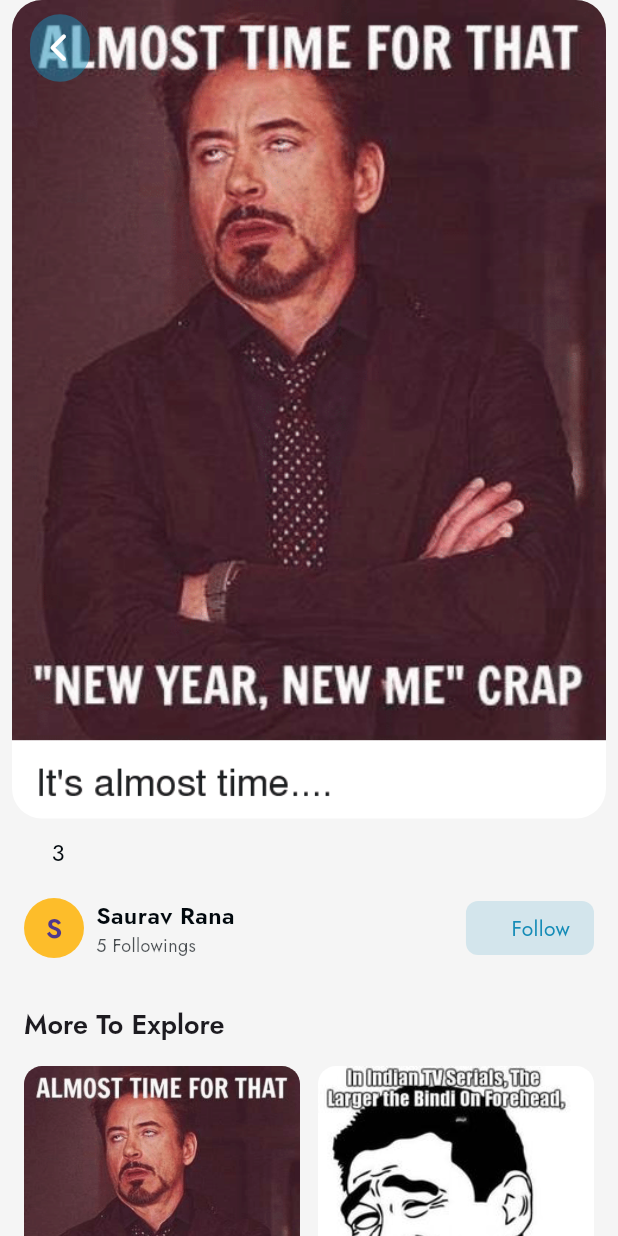
After one commit to Saurav-Rana-June/pub-meme, a Flutter app: the PostDetailScreen screen opened by its route, on a phone screen of 412 x 824 dp. The commit adds this screen. Run offline on Flutter 3.47's test engine with Material 3 defaults, Android fonts, the phone set to English and light mode, and no system bars; our stand-ins replace flutter_svg, get, google_fonts.

Commit message:
Upated Profile Screen and created post details screen

```diff
--- a/lib/infrastructure/navigation/bindings/controllers/controllers_bindings.dart
+++ b/lib/infrastructure/navigation/bindings/controllers/controllers_bindings.dart
@@ -1,4 +1,5 @@
 export 'package:pub_meme/infrastructure/navigation/bindings/controllers/home.controller.binding.dart';
 export 'package:pub_meme/infrastructure/navigation/bindings/controllers/landing.controller.binding.dart';
 export 'package:pub_meme/infrastructure/navigation/bindings/controllers/login.controller.binding.dart';
+export 'package:pub_meme/infrastructure/navigation/bindings/controllers/post_detail.controller.binding.dart';
 export 'package:pub_meme/infrastructure/navigation/bindings/controllers/profile.controller.binding.dart';
--- /dev/null
+++ b/lib/infrastructure/navigation/bindings/controllers/post_detail.controller.binding.dart
@@ -0,0 +1,12 @@
+import 'package:get/get.dart';
+
+import '../../../../presentation/postDetail/controllers/post_detail.controller.dart';
+
+class PostDetailControllerBinding extends Bindings {
+  @override
+  void dependencies() {
+    Get.lazyPut<PostDetailController>(
+      () => PostDetailController(),
+    );
+  }
+}
--- a/lib/infrastructure/navigation/navigation.dart
+++ b/lib/infrastructure/navigation/navigation.dart
@@ -46,5 +46,10 @@ class Nav {
       page: () => const ProfileScreen(),
       binding: ProfileControllerBinding(),
     ),
+    GetPage(
+      name: Routes.POST_DETAIL,
+      page: () => const PostDetailScreen(),
+      binding: PostDetailControllerBinding(),
+    ),
   ];
 }
--- a/lib/infrastructure/navigation/routes.dart
+++ b/lib/infrastructure/navigation/routes.dart
@@ -8,4 +8,5 @@ class Routes {
   static const LANDING = '/landing';
   static const LOGIN = '/login';
   static const PROFILE = '/profile';
+  static const POST_DETAIL = '/post-detail';
 }
--- a/lib/infrastructure/theme/icons.dart
+++ b/lib/infrastructure/theme/icons.dart
@@ -5,3 +5,7 @@ String plus = '\u{2b}';
 String user = '\u{f007}';
 String share_nodes = '\u{f1e0}';
 String circle_ellipsis_vertical = '\u{e10b}';
+String heart = '\u{f004}';
+String comment = '\u{f075}';
+String user_plus = '\u{f234}';
+String chevron_left = '\u{f053}';
--- a/lib/presentation/home/controllers/home.controller.dart
+++ b/lib/presentation/home/controllers/home.controller.dart
@@ -2,6 +2,8 @@ import 'package:get/get.dart';
 import 'package:pub_meme/data/models/categories.model.dart';
 
 class HomeController extends GetxController {
+  RxBool isLiked = false.obs;
+
   RxInt selectedCategoriesId = 1.obs;
 
   RxList<CategoryModel> categories =
--- a/lib/presentation/home/home.screen.dart
+++ b/lib/presentation/home/home.screen.dart
@@ -5,6 +5,7 @@ import 'package:get/get.dart';
 import 'package:pub_meme/data/enums/spacing_enum.dart';
 import 'package:pub_meme/data/extensions/spacing_extension.dart';
 import 'package:pub_meme/data/models/categories.model.dart';
+import 'package:pub_meme/infrastructure/navigation/routes.dart';
 import 'package:pub_meme/infrastructure/theme/theme.dart';
 
 import 'controllers/home.controller.dart';
@@ -57,9 +58,26 @@ class HomeScreen extends GetView<HomeController> {
                 crossAxisSpacing: 12,
                 childCount: images.length,
                 itemBuilder: (context, index) {
-                  return ClipRRect(
-                    borderRadius: BorderRadius.circular(12),
-                    child: Image.asset(images[index], fit: BoxFit.cover),
+                  return GestureDetector(
+                    onLongPress: () {
+                      controller.isLiked.value = !controller.isLiked.value;
+                    },
+                    onTap: () {
+                      Get.toNamed(Routes.POST_DETAIL);
+                    },
+                    child: Stack(
+                      alignment: Alignment.bottomLeft,
+                      children: [
+                        ClipRRect(
+                          borderRadius: BorderRadius.circular(12),
+                          child: Image.asset(images[index], fit: BoxFit.cover),
+                        ),
+                        // Image.asset(
+                        //   "assets/gifs/like.gif",
+                        //   height: 45,
+                        // ),
+                      ],
+                    ),
                   );
                 },
               ),
--- /dev/null
+++ b/lib/presentation/postDetail/controllers/post_detail.controller.dart
@@ -0,0 +1,49 @@
+import 'package:flutter/material.dart';
+import 'package:get/get.dart';
+
+class PostDetailController extends GetxController {
+  final scrollController = ScrollController();
+  RxBool showPostDetailsSection = true.obs;
+
+  final List<String> images = [
+    'assets/images/meme-1.png',
+    'assets/images/meme-2.jpg',
+    'assets/images/meme-3.jpg',
+    'assets/images/meme-4.jpg',
+    'assets/images/meme-5.png',
+    'assets/images/meme-6.jpeg',
+    'assets/images/meme-7.jpg',
+    'assets/images/meme-8.jpg',
+    'assets/images/meme-1.png',
+    'assets/images/meme-2.jpg',
+    'assets/images/meme-3.jpg',
+    'assets/images/meme-4.jpg',
+    'assets/images/meme-5.png',
+    'assets/images/meme-6.jpeg',
+    'assets/images/meme-7.jpg',
+    'assets/images/meme-8.jpg',
+  ];
+
+  @override
+  void onInit() {
+    super.onInit();
+    scrollController.addListener(() {
+      if (scrollController.offset > 0 && showPostDetailsSection.value) {
+        showPostDetailsSection.value = false;
+      } else if (scrollController.offset <= 0 &&
+          !showPostDetailsSection.value) {
+        showPostDetailsSection.value = true;
+      }
+    });
+  }
+
+  @override
+  void onReady() {
+    super.onReady();
+  }
+
+  @override
+  void onClose() {
+    super.onClose();
+  }
+}
--- /dev/null
+++ b/lib/presentation/postDetail/post_detail.screen.dart
@@ -0,0 +1,275 @@
+import 'package:flutter/material.dart';
+import 'package:flutter_staggered_grid_view/flutter_staggered_grid_view.dart';
+
+import 'package:get/get.dart';
+import 'package:pub_meme/data/enums/spacing_enum.dart';
+import 'package:pub_meme/data/extensions/spacing_extension.dart';
+import 'package:pub_meme/infrastructure/theme/icons.dart';
+import 'package:pub_meme/infrastructure/theme/theme.dart';
+
+import 'controllers/post_detail.controller.dart';
+
+class PostDetailScreen extends GetView<PostDetailController> {
+  const PostDetailScreen({super.key});
+  @override
+  Widget build(BuildContext context) {
+    return Scaffold(
+      body: SafeArea(
+        child: Stack(
+          children: [
+            SingleChildScrollView(
+              child: Column(
+                children: [
+                  buildPostDetailsSection(context),
+                  buildMoreToExploreSection(context),
+                ],
+              ),
+            ),
+            Padding(
+              padding: EdgeInsets.only(
+                left: Spacing.s16.value,
+                top: Spacing.s8.value,
+              ),
+              child: IconButton(
+                onPressed: () {
+                  Get.back();
+                },
+                style: ButtonStyle(
+                  backgroundColor: WidgetStatePropertyAll(
+                    primary.withValues(alpha: 0.5),
+                  ),
+                ),
+                icon: Text(
+                  chevron_left,
+                  style: TextStyle(
+                    fontFamily: 'FontAwesomeSolid',
+                    fontSize: 20,
+                    fontWeight: FontWeight.bold,
+                    color: white
+                  ),
+                ),
+              ),
+            ),
+          ],
+        ),
+      ),
+    );
+  }
+
+  CustomScrollView buildMoreToExploreSection(BuildContext context) {
+    return CustomScrollView(
+      physics: NeverScrollableScrollPhysics(),
+      shrinkWrap: true,
+      slivers: [
+        SliverAppBar(
+          pinned: true,
+          backgroundColor: Theme.of(context).scaffoldBackgroundColor,
+          automaticallyImplyLeading: false,
+          elevation: 0,
+          toolbarHeight: 40,
+          surfaceTintColor: Colors.transparent,
+          title: Row(
+            children: [
+              Text(
+                "More To Explore",
+                style: r18.copyWith(fontWeight: FontWeight.w600),
+              ),
+            ],
+          ),
+        ),
+
+        SliverPadding(
+          padding: EdgeInsets.only(
+            right: Spacing.s16.value,
+            left: Spacing.s16.value,
+            top: Spacing.s8.value,
+          ),
+          sliver: SliverMasonryGrid.count(
+            crossAxisCount: 2,
+            mainAxisSpacing: 12,
+            crossAxisSpacing: 12,
+            childCount: controller.images.length,
+            itemBuilder: (context, index) {
+              return ClipRRect(
+                borderRadius: BorderRadius.circular(12),
+                child: Image.asset(controller.images[index], fit: BoxFit.cover),
+              );
+            },
+          ),
+        ),
+      ],
+    );
+  }
+
+  Column buildPostDetailsSection(BuildContext context) {
+    return Column(
+      crossAxisAlignment: CrossAxisAlignment.start,
+      children: [
+        buildDetailedImageViewSection(),
+        Spacing.s16.h,
+        buildPostedByUserDetailsSection(context),
+        Spacing.s24.h,
+      ],
+    );
+  }
+
+  Padding buildPostedByUserDetailsSection(BuildContext context) {
+    return Padding(
+      padding: EdgeInsets.symmetric(horizontal: Spacing.s16.value),
+      child: Row(
+        children: [
+          CircleAvatar(
+            radius: 20,
+            backgroundColor: secondary,
+            child: Text("S", style: r18.copyWith(fontWeight: FontWeight.w600)),
+          ),
+          Spacing.s8.w,
+          Expanded(
+            child: Row(
+              mainAxisAlignment: MainAxisAlignment.spaceBetween,
+              children: [
+                Column(
+                  crossAxisAlignment: CrossAxisAlignment.start,
+                  children: [
+                    Text(
+                      "Saurav Rana",
+                      style: r16.copyWith(fontWeight: FontWeight.w600),
+                    ),
+                    Text(
+                      "5 Followings",
+                      style: r12.copyWith(
+                        fontWeight: FontWeight.w400,
+                        color: Theme.of(
+                          context,
+                        ).textTheme.bodySmall?.color?.withValues(alpha: 0.7),
+                      ),
+                    ),
+                  ],
+                ),
+                Container(
+                  padding: EdgeInsets.symmetric(
+                    horizontal: Spacing.s16.value,
+                    vertical: Spacing.s8.value,
+                  ),
+                  decoration: BoxDecoration(
+                    color: primary.withValues(alpha: 0.15),
+                    borderRadius: BorderRadius.circular(8),
+                  ),
+                  child: Row(
+                    children: [
+                      Text(
+                        user_plus,
+                        style: TextStyle(
+                          fontFamily: 'FontAwesomeLight',
+                          fontSize: 12,
+                          color: primary,
+                        ),
+                      ),
+                      Spacing.s8.w,
+                      Text(
+                        "Follow",
+                        style: r14.copyWith(
+                          fontWeight: FontWeight.w400,
+                          color: primary,
+                        ),
+                      ),
+                    ],
+                  ),
+                ),
+              ],
+            ),
+          ),
+        ],
+      ),
+    );
+  }
+
+  Column buildDetailedImageViewSection() {
+    return Column(
+      children: [
+        Container(
+          width: Get.width,
+          padding: EdgeInsets.symmetric(horizontal: Spacing.s8.value),
+          child: ClipRRect(
+            borderRadius: BorderRadius.circular(20),
+            child: Image.asset('assets/images/meme-1.png'),
+          ),
+        ),
+        Spacing.s8.h,
+        Container(
+          padding: EdgeInsets.symmetric(horizontal: Spacing.s16.value),
+          child: Row(
+            mainAxisAlignment: MainAxisAlignment.spaceBetween,
+            children: [
+              Row(
+                children: [
+                  Row(
+                    children: [
+                      GestureDetector(
+                        onTap: () {},
+                        child: Text(
+                          heart,
+                          style: TextStyle(
+                            fontFamily: 'FontAwesomeLight',
+                            fontSize: 20,
+                          ),
+                        ),
+                      ),
+                      Spacing.s8.w,
+                      Text('3', style: r16.copyWith()),
+                    ],
+                  ),
+                  Spacing.s20.w,
+                  Row(
+                    children: [
+                      GestureDetector(
+                        onTap: () {},
+                        child: Text(
+                          comment,
+                          style: TextStyle(
+                            fontFamily: 'FontAwesomeLight',
+                            fontSize: 20,
+                          ),
+                        ),
+                      ),
+                      // Spacing.s8.w,
+                      // Text('3', style: r16.copyWith()),
+                    ],
+                  ),
+                  Spacing.s20.w,
+                  Row(
+                    children: [
+                      GestureDetector(
+                        onTap: () {},
+                        child: Text(
+                          share_nodes,
+                          style: TextStyle(
+                            fontFamily: 'FontAwesomeLight',
+                            fontSize: 20,
+                          ),
+                        ),
+                      ),
+                      // Spacing.s8.w,
+                      // Text('3', style: r16.copyWith()),
+                    ],
+                  ),
+                ],
+              ),
+
+              GestureDetector(
+                onTap: () {},
+                child: Text(
+                  circle_ellipsis_vertical,
+                  style: TextStyle(
+                    fontFamily: 'FontAwesomeLight',
+                    fontSize: 20,
+                  ),
+                ),
+              ),
+            ],
+          ),
+        ),
+      ],
+    );
+  }
+}
--- a/lib/presentation/profile/profile.screen.dart
+++ b/lib/presentation/profile/profile.screen.dart
@@ -97,7 +97,6 @@ class ProfileScreen extends GetView<ProfileController> {
       padding: EdgeInsets.only(
         right: Spacing.s16.value,
         left: Spacing.s16.value,
-        top: Spacing.s20.value,
       ),
       sliver: SliverMasonryGrid.count(
         crossAxisCount: 2,
@@ -119,7 +118,6 @@ class ProfileScreen extends GetView<ProfileController> {
       padding: EdgeInsets.only(
         right: Spacing.s16.value,
         left: Spacing.s16.value,
-        top: Spacing.s20.value,
       ),
       sliver: SliverMasonryGrid.count(
         crossAxisCount: 2,
@@ -167,8 +165,15 @@ class ProfileScreen extends GetView<ProfileController> {
                 controller.isCreationSelected.value = true;
               },
               child: Container(
-                padding: EdgeInsets.only(left: 8, right: 8, bottom: 8),
-                margin: EdgeInsets.only(left: 8, right: 8),
+                padding: EdgeInsets.only(
+                  left: Spacing.s8.value,
+                  right: Spacing.s8.value,
+                  bottom: Spacing.s8.value,
+                ),
+                margin: EdgeInsets.only(
+                  left: Spacing.s8.value,
+                  right: Spacing.s8.value,
+                ),
                 decoration: BoxDecoration(
                   border:
                       controller.isCreationSelected.value
@@ -203,8 +208,15 @@ class ProfileScreen extends GetView<ProfileController> {
                 controller.isCreationSelected.value = false;
               },
               child: Container(
-                padding: EdgeInsets.only(left: 8, right: 8, bottom: 8),
-                margin: EdgeInsets.only(left: 8, right: 8),
+                padding: EdgeInsets.only(
+                  left: Spacing.s8.value,
+                  right: Spacing.s8.value,
+                  bottom: Spacing.s8.value,
+                ),
+                margin: EdgeInsets.only(
+                  left: Spacing.s8.value,
+                  right: Spacing.s8.value,
+                ),
                 decoration: BoxDecoration(
                   border:
                       controller.isCreationSelected.value == false
--- a/lib/presentation/screens.dart
+++ b/lib/presentation/screens.dart
@@ -1,4 +1,5 @@
 export 'package:pub_meme/presentation/home/home.screen.dart';
 export 'package:pub_meme/presentation/landing/landing.screen.dart';
 export 'package:pub_meme/presentation/login/login.screen.dart';
+export 'package:pub_meme/presentation/postDetail/post_detail.screen.dart';
 export 'package:pub_meme/presentation/profile/profile.screen.dart';
--- a/pubspec.yaml
+++ b/pubspec.yaml
@@ -66,6 +66,7 @@ flutter:
     - assets/images/
     - assets/logo/
     - assets/fonts/
+    - assets/gifs/
 
   fonts:
     - family: FontAwesomeSolid
```
Also changed, not shown: assets/gifs/like.gif (added).
